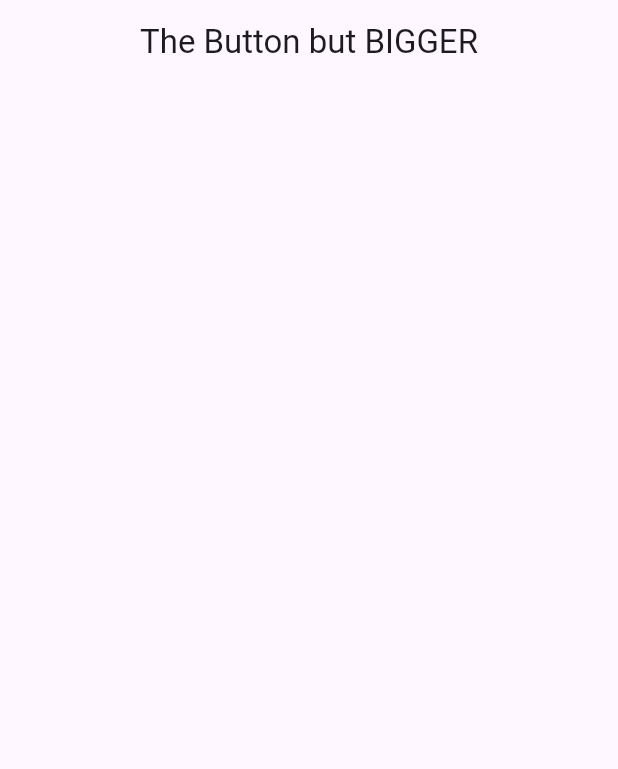
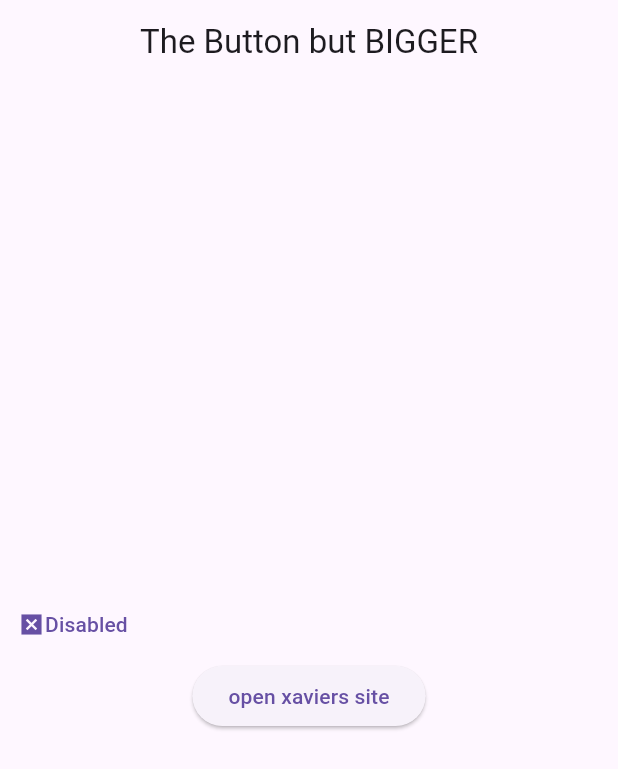
Before and after one commit to josssss07/flutter-pracs, a Flutter app: the screen it shows after launch, on a phone screen of 412 x 824 dp. Shown: the top 769 px of the screen. Run offline on Flutter 3.47's test engine with Material 3 defaults, Android fonts, the phone set to English and light mode, and no system bars.

Commit message:
added button to open site

```diff
--- a/prac4/lib/pages/homepage.dart
+++ b/prac4/lib/pages/homepage.dart
@@ -1,9 +1,25 @@
-// ignore_for_file: prefer_const_constructors, prefer_const_literals_to_create_immutables
+// ignore_for_file: prefer_const_constructors, prefer_const_literals_to_create_immutables, prefer_interpolation_to_compose_strings
 
 import 'package:flutter/material.dart';
+import 'package:url_launcher/url_launcher.dart';
+import 'package:url_launcher/url_launcher_string.dart';
 
 class HomePage extends StatelessWidget {
-  const HomePage({super.key});
+  HomePage({super.key});
+
+  void launchBrowser() async {
+    const url = 'https://xaviers.ac/';
+    if (await canLaunchUrlString(url)) {
+      await launchUrlString(url);
+    } else {
+      print('Kill yourself UwU');
+    }
+  }
+
+  void showSnackBar(BuildContext context, String text) {
+    ScaffoldMessenger.of(context)
+        .showSnackBar(SnackBar(content: Text('Pressed $text')));
+  }
 
   @override
   Widget build(BuildContext context) {
@@ -14,8 +30,24 @@ class HomePage extends StatelessWidget {
       ),
       body: Center(
         child: Column(
+          mainAxisAlignment: MainAxisAlignment.center,
           children: <Widget>[
-
+            TextButton(
+              onPressed: () {
+                showSnackBar(context, "Text Button");
+              },
+              child: Row(
+                children: <Widget>[
+                  Icon(Icons.disabled_by_default),
+                  Text('Disabled')
+                ],
+              ),
+            ),
+            ElevatedButton(
+                onPressed: () {
+                  launchBrowser();
+                },
+                child: Text("open xaviers site"))
           ],
         ),
       ),
```
